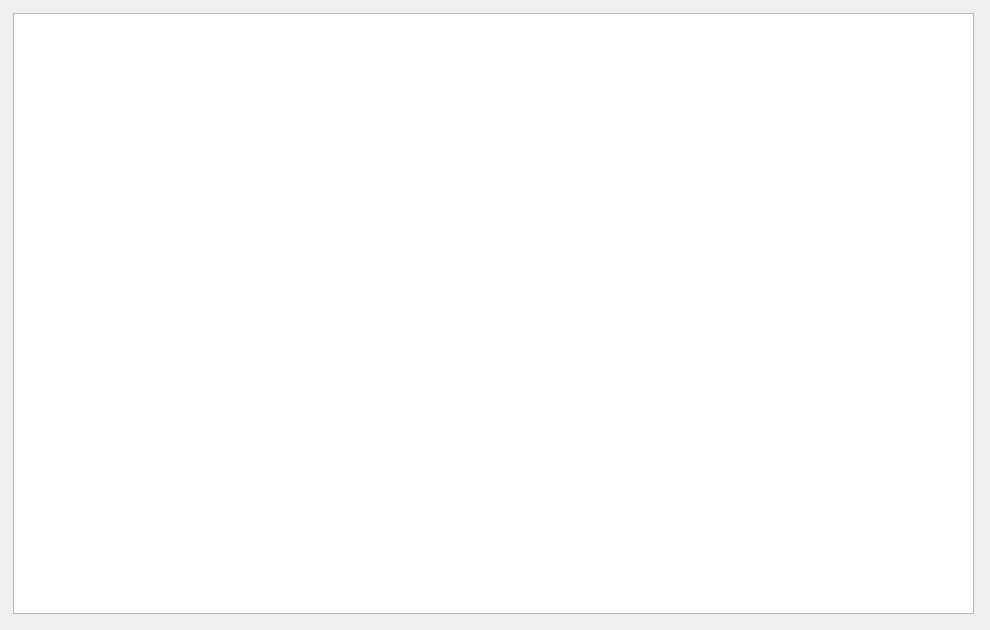
The window that assets/logwindow.ui (sabaatworld/batch-media-compressor) describes before a commit, drawn with Qt 5.
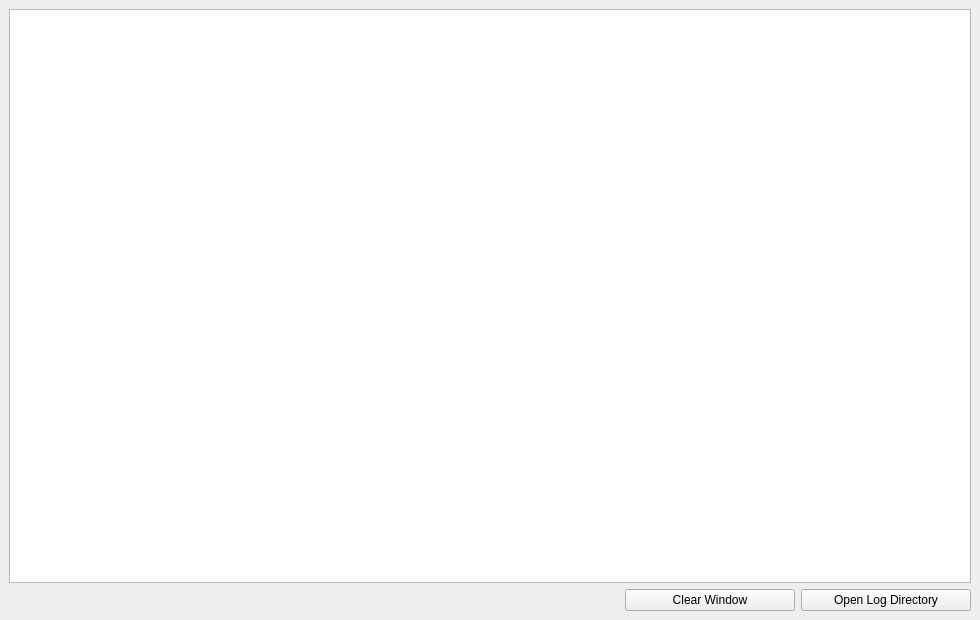
The same window after the commit.

Commit message: Fixed update SSL. Added log window.

What changed in the file:
```diff
--- a/assets/logwindow.ui
+++ b/assets/logwindow.ui
@@ -6,8 +6,8 @@
    <rect>
     <x>0</x>
     <y>0</y>
-    <width>990</width>
-    <height>630</height>
+    <width>980</width>
+    <height>620</height>
    </rect>
   </property>
   <property name="windowTitle">
@@ -17,14 +17,16 @@
    <set>Qt::ImhNone</set>
   </property>
   <widget class="QWidget" name="centralwidget">
+   <layout class="QGridLayout" name="gridLayout">
+    <item row="0" column="0">
+     <layout class="QVBoxLayout" name="verticalLayout">
+      <item>
    <widget class="QPlainTextEdit" name="txt_log_display">
-    <property name="geometry">
-     <rect>
-      <x>13</x>
-      <y>13</y>
-      <width>961</width>
-      <height>601</height>
-     </rect>
+        <property name="sizePolicy">
+         <sizepolicy hsizetype="Expanding" vsizetype="Expanding">
+          <horstretch>0</horstretch>
+          <verstretch>0</verstretch>
+         </sizepolicy>
     </property>
     <property name="undoRedoEnabled">
      <bool>false</bool>
@@ -36,6 +38,65 @@
      <bool>true</bool>
     </property>
    </widget>
+      </item>
+      <item>
+       <layout class="QHBoxLayout" name="horizontalLayout_2">
+        <item>
+         <spacer name="horizontalSpacer">
+          <property name="orientation">
+           <enum>Qt::Horizontal</enum>
+          </property>
+          <property name="sizeHint" stdset="0">
+           <size>
+            <width>40</width>
+            <height>20</height>
+           </size>
+          </property>
+         </spacer>
+        </item>
+        <item>
+         <widget class="QPushButton" name="btn_clear">
+          <property name="sizePolicy">
+           <sizepolicy hsizetype="Fixed" vsizetype="Fixed">
+            <horstretch>0</horstretch>
+            <verstretch>0</verstretch>
+           </sizepolicy>
+          </property>
+          <property name="minimumSize">
+           <size>
+            <width>170</width>
+            <height>0</height>
+           </size>
+          </property>
+          <property name="text">
+           <string>Clear Window</string>
+          </property>
+         </widget>
+        </item>
+        <item>
+         <widget class="QPushButton" name="btn_log_dir">
+          <property name="sizePolicy">
+           <sizepolicy hsizetype="Fixed" vsizetype="Fixed">
+            <horstretch>0</horstretch>
+            <verstretch>0</verstretch>
+           </sizepolicy>
+          </property>
+          <property name="minimumSize">
+           <size>
+            <width>170</width>
+            <height>0</height>
+           </size>
+          </property>
+          <property name="text">
+           <string>Open Log Directory</string>
+          </property>
+         </widget>
+        </item>
+       </layout>
+      </item>
+     </layout>
+    </item>
+   </layout>
   </widget>
  </widget>
  <resources/>
```
Lines whose indentation alone changed are shown as unchanged. The commit also changes 5 other files.
